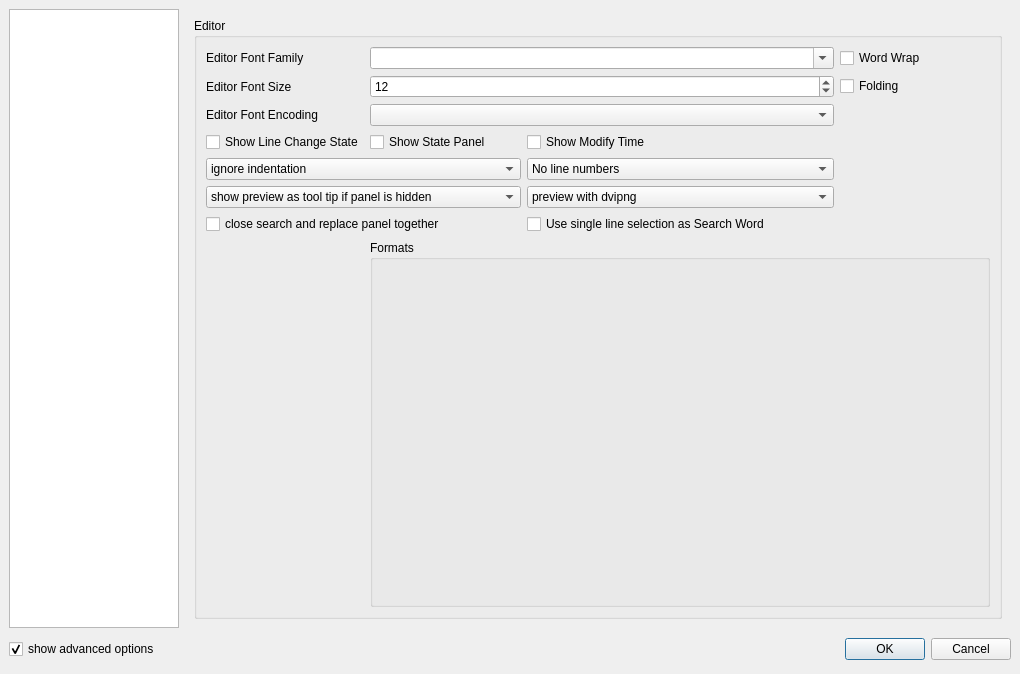
Qt form configdialog.ui (svn2github/texstudio-trunk) before a commit.
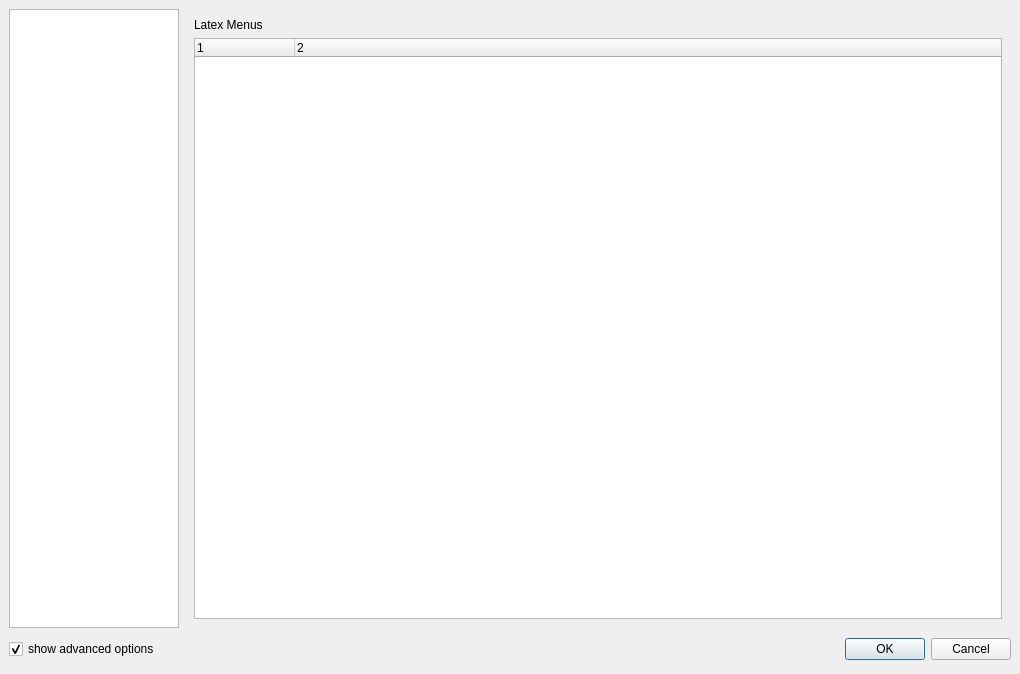
The same form after that commit. Icons and pictures are not drawn.

Commit message: math- and latex-menu can be changed

```diff
--- a/configdialog.ui
+++ b/configdialog.ui
@@ -849,6 +849,34 @@
        </item>
       </layout>
      </widget>
+     <widget class="QWidget" name="page_3">
+      <layout class="QVBoxLayout" name="verticalLayout">
+       <item>
+        <widget class="QLabel" name="label_19">
+         <property name="text">
+          <string>Latex Menus</string>
+         </property>
+        </widget>
+       </item>
+       <item>
+        <widget class="QTreeWidget" name="latexTree">
+         <property name="columnCount">
+          <number>2</number>
+         </property>
+         <column>
+          <property name="text">
+           <string notr="true">1</string>
+          </property>
+         </column>
+         <column>
+          <property name="text">
+           <string notr="true">2</string>
+          </property>
+         </column>
+        </widget>
+       </item>
+      </layout>
+     </widget>
      <widget class="QWidget" name="pe">
       <layout class="QGridLayout">
        <property name="margin">
```
The commit also changes 3 other files.
